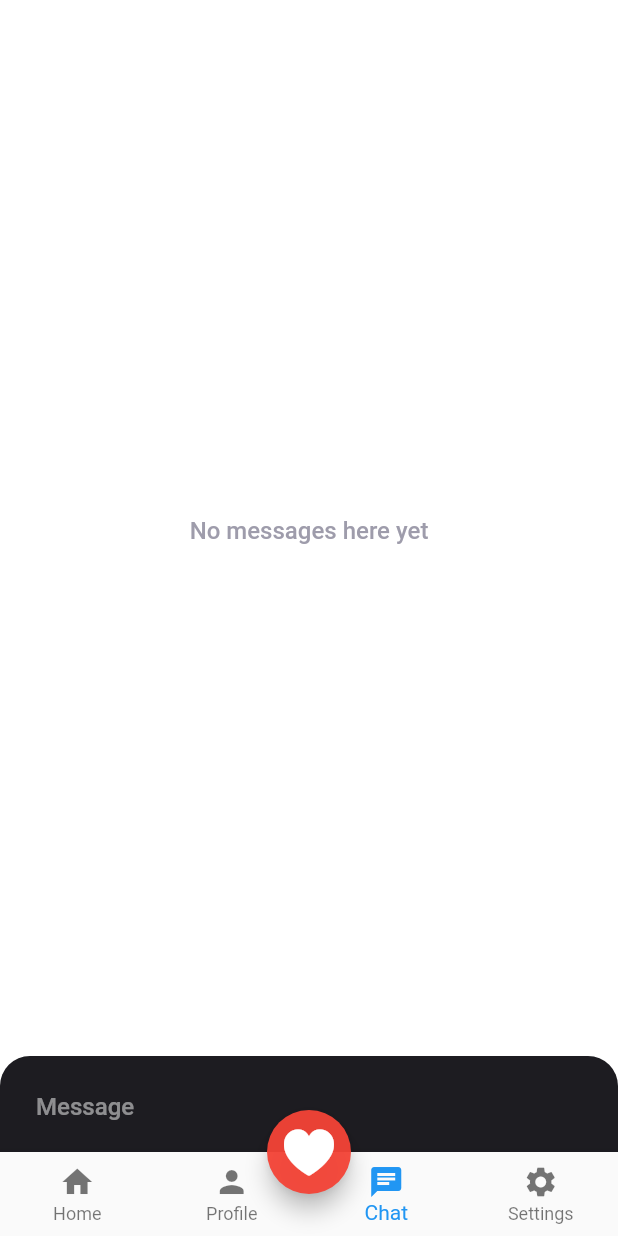
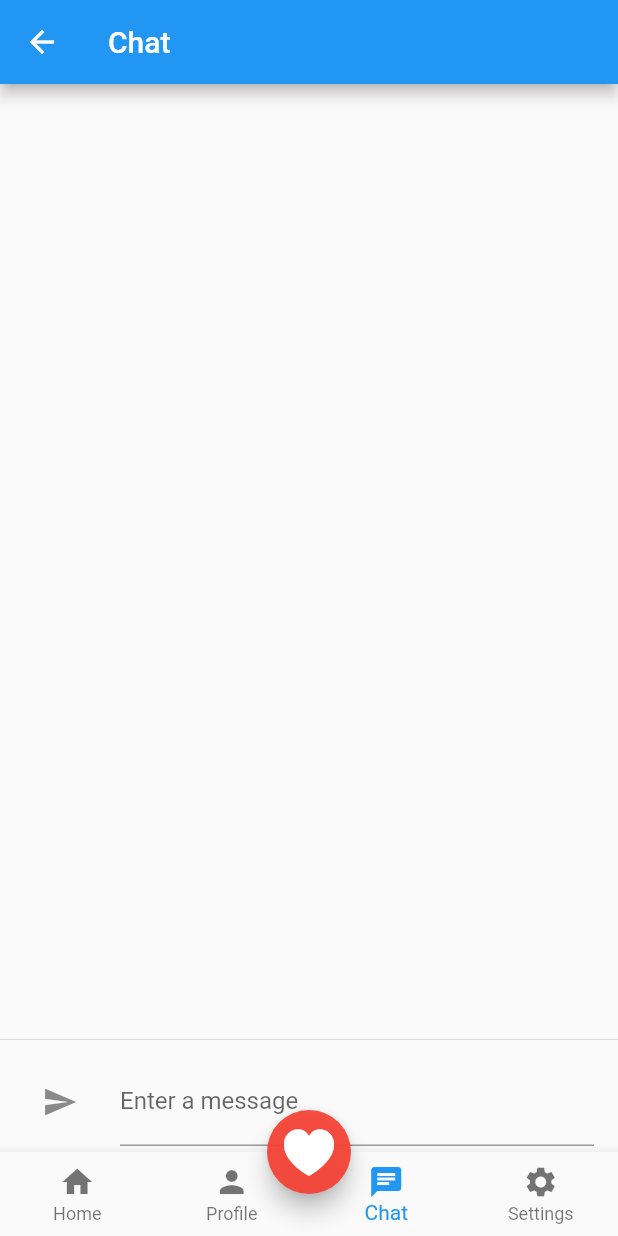
Before and after one commit to leon-mel/pometri, a Flutter app: the NavigationScreen screen opened by its route, item 3 of the bottom bar chosen, on a phone screen of 412 x 824 dp. Run offline on Flutter 3.47's test engine with Material 2 defaults, Android fonts, the phone set to English and light mode, and no system bars; our stand-ins replace appinio_swiper, bloc, cloud_firestore, dartz, equatable, firebase_core and 7 more; accounts and stored records are empty.

Commit message:
Chat wird online gespeichert
Ist abrufbar für mehrere Chatteilnehmer

```diff
--- a/lib/UI/Chat/ChatPage.dart
+++ /dev/null
@@ -1,51 +0,0 @@
-import 'dart:convert';
-import 'dart:math';
-
-import 'package:flutter/material.dart';
-import 'package:flutter_chat_types/flutter_chat_types.dart' as types;
-import 'package:flutter_chat_ui/flutter_chat_ui.dart';
-
-String randomString() {
-  final random = Random.secure();
-  final values = List<int>.generate(16, (i) => random.nextInt(255));
-  return base64UrlEncode(values);
-}
-
-class ChatPage extends StatefulWidget {
-  const ChatPage({Key? key}) : super(key: key);
-  static String route = "ChatPage";
-  @override
-  _ChatPageState createState() => _ChatPageState();
-}
-
-class _ChatPageState extends State<ChatPage> {
-  final List<types.Message> _messages = [];
-  final _user = const types.User(id: '82091008-a484-4a89-ae75-a22bf8d6f3ac');
-
-  @override
-    Widget build(BuildContext context) => Scaffold(
-      body: Chat(
-        messages: _messages,
-        onSendPressed: _handleSendPressed,
-        user: _user,
-      ),
-    );
-
-    void _addMessage(types.Message message) {
-      setState(() {
-        _messages.insert(0, message);
-      });
-    }
-
-    void _handleSendPressed(types.PartialText message) {
-      final textMessage = types.TextMessage(
-        author: _user,
-        createdAt: DateTime.now().millisecondsSinceEpoch,
-        id: randomString(),
-        text: message.text,
-      );
-
-      _addMessage(textMessage);
-    }
-
-}
--- /dev/null
+++ b/lib/UI/Chat/ChatScreen.dart
@@ -0,0 +1,77 @@
+import 'package:cloud_firestore/cloud_firestore.dart';
+import 'package:flutter/material.dart';
+
+
+class ChatScreen extends StatefulWidget {
+  static String route = "ChatScreen";
+  @override
+  _ChatScreenState createState() => _ChatScreenState();
+}
+
+class _ChatScreenState extends State<ChatScreen> {
+  final TextEditingController _textController = TextEditingController();
+  final FirebaseFirestore _firestore = FirebaseFirestore.instance;
+  final CollectionReference _messagesCollection =
+  FirebaseFirestore.instance.collection('messages');
+
+  @override
+  Widget build(BuildContext context) {
+    return Scaffold(
+      appBar: AppBar(
+        title: Text('Chat'),
+      ),
+      body: Column(
+        children: <Widget>[
+          Expanded(
+            child: StreamBuilder<QuerySnapshot>(
+              stream: _messagesCollection.orderBy('timestamp').snapshots(),
+              builder: (BuildContext context, AsyncSnapshot<QuerySnapshot> snapshot) {
+                if (snapshot.hasError) {
+                  return Text('Error: ${snapshot.error}');
+                }
+
+                if (snapshot.connectionState == ConnectionState.waiting) {
+                  return Text('Loading...');
+                }
+
+                return ListView(
+                  reverse: true,
+                  children: [...snapshot.data?.docs.map((DocumentSnapshot document) {
+                    return ListTile(
+                      title: Text(document['text']),
+                      subtitle: Text(document['sender']),
+                    );
+                  }) ?? []],
+                );
+              },
+            ),
+          ),
+          Divider(),
+          ListTile(
+            leading: IconButton(
+              icon: Icon(Icons.send),
+              onPressed: () {
+                _sendMessage(_textController.text);
+              },
+            ),
+            title: TextFormField(
+              controller: _textController,
+              decoration: InputDecoration(labelText: 'Enter a message'),
+            ),
+          ),
+        ],
+      ),
+    );
+  }
+
+  void _sendMessage(String text) async {
+    if (text.isNotEmpty) {
+      await _messagesCollection.add({
+        'text': text,
+        'sender': 'John Doe',
+        'timestamp': DateTime.now(),
+      });
+      _textController.clear();
+    }
+  }
+}
--- a/lib/domain/entities/classRoutes.dart
+++ b/lib/domain/entities/classRoutes.dart
@@ -1,4 +1,4 @@
-import 'package:speeddatingapp/UI/Chat/ChatPage.dart';
+import 'package:speeddatingapp/UI/Chat/ChatScreen.dart';
 import 'package:speeddatingapp/UI/Options/Preferences/Preferences.dart';
 import 'package:speeddatingapp/UI/Options/SettingsPageUI.dart';
 import 'package:speeddatingapp/UI/PasswordReset/ForgotPassword/forgotPasswordMain.dart';
@@ -26,6 +26,6 @@ getRoutes() {
     WelcomePage.route: (context) => WelcomePage(),
     DecisionPage.route: (context) => const DecisionPage(),
     SwipingPage.route: (context) => const SwipingPage(),
-    ChatPage.route: (context) => const ChatPage()
+    ChatScreen.route: (context) => ChatScreen()
   };
 }
--- a/lib/homemenu/navigation.dart
+++ b/lib/homemenu/navigation.dart
@@ -1,7 +1,7 @@
 import 'package:flutter/cupertino.dart';
 import 'package:flutter/material.dart';
 import 'package:flutter_bloc/flutter_bloc.dart';
-import 'package:speeddatingapp/UI/Chat/ChatPage.dart';
+import 'package:speeddatingapp/UI/Chat/ChatScreen.dart';
 import 'package:speeddatingapp/UI/Options/SettingsPageUI.dart';
 import 'package:speeddatingapp/homemenu/cubit/bottom_navigation_cubit.dart';
 import 'package:speeddatingapp/homemenu/decision.dart';
@@ -64,7 +64,7 @@ class NavigationScreen extends StatelessWidget {
           } else if (state.navbarItem == NavbarItem.profile) {
             return const Center(child: ProfileScreen());
           } else if (state.navbarItem == NavbarItem.chat) {
-            return const Center(child: ChatPage());
+            return Center(child: ChatScreen());
           } else if (state.navbarItem == NavbarItem.settings) {
             return const SettingPage();
           }
```
Also changed, not shown: pubspec.lock.
